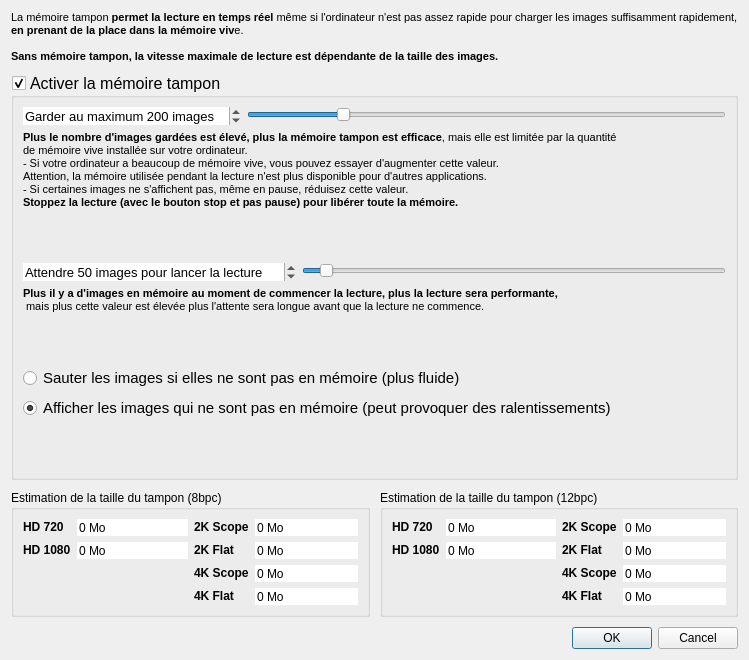
Above: src/params.ui from RxLaboratory/Dufrap before the change. Below: the same form after it.
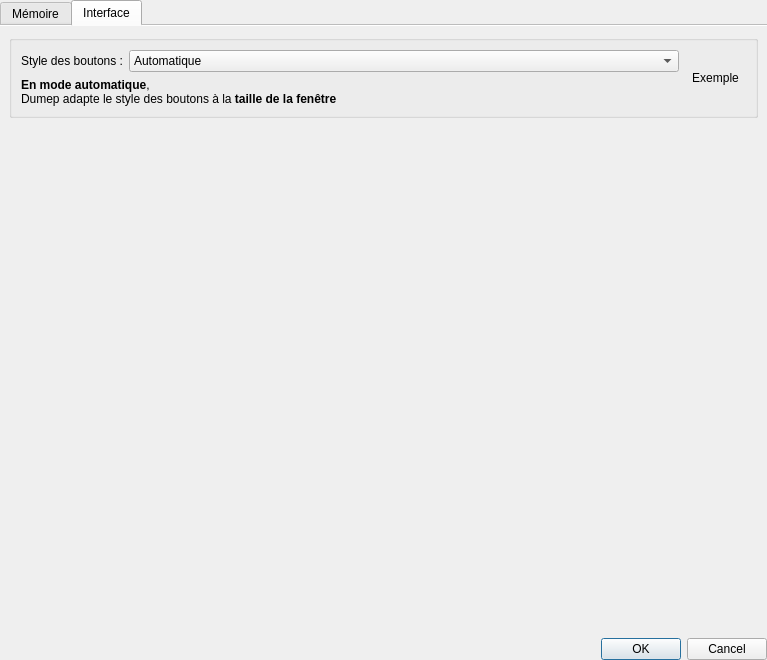
That is the form after the change. The open tabs and pages were chosen to show the change. Icons and pictures are not drawn.

Commit message: Preference to change buttons style #10

```diff
--- a/src/params.ui
+++ b/src/params.ui
@@ -6,7 +6,7 @@
    <rect>
     <x>0</x>
     <y>0</y>
-    <width>747</width>
+    <width>767</width>
     <height>660</height>
    </rect>
   </property>
@@ -19,8 +19,43 @@
   </property>
   <layout class="QVBoxLayout" name="verticalLayout_2">
    <property name="spacing">
-    <number>10</number>
+    <number>0</number>
    </property>
+   <property name="leftMargin">
+    <number>0</number>
+   </property>
+   <property name="topMargin">
+    <number>0</number>
+   </property>
+   <property name="rightMargin">
+    <number>0</number>
+   </property>
+   <property name="bottomMargin">
+    <number>0</number>
+   </property>
+   <item>
+    <widget class="QTabWidget" name="tabWidget">
+     <property name="currentIndex">
+      <number>0</number>
+     </property>
+     <property name="iconSize">
+      <size>
+       <width>32</width>
+       <height>32</height>
+      </size>
+     </property>
+     <property name="documentMode">
+      <bool>true</bool>
+     </property>
+     <widget class="QWidget" name="tab">
+      <attribute name="icon">
+       <iconset resource="ressources.qrc">
+        <normaloff>:/icones/memory</normaloff>:/icones/memory</iconset>
+      </attribute>
+      <attribute name="title">
+       <string>Mémoire</string>
+      </attribute>
+      <layout class="QVBoxLayout" name="verticalLayout_3">
    <item>
     <widget class="QLabel" name="label">
      <property name="text">
@@ -40,6 +75,8 @@
      <property name="font">
       <font>
        <pointsize>12</pointsize>
+           <weight>75</weight>
+           <bold>true</bold>
       </font>
      </property>
      <property name="title">
@@ -49,6 +86,9 @@
       <bool>true</bool>
      </property>
      <layout class="QVBoxLayout" name="verticalLayout">
+          <property name="spacing">
+           <number>0</number>
+          </property>
       <item>
        <layout class="QFormLayout" name="formLayout">
         <property name="fieldGrowthPolicy">
@@ -59,6 +99,8 @@
           <property name="font">
            <font>
             <pointsize>10</pointsize>
+                <weight>50</weight>
+                <bold>false</bold>
            </font>
           </property>
           <property name="frame">
@@ -149,6 +191,8 @@
           <property name="font">
            <font>
             <pointsize>10</pointsize>
+                <weight>50</weight>
+                <bold>false</bold>
            </font>
           </property>
           <property name="frame">
@@ -230,6 +274,8 @@
         <property name="font">
          <font>
           <pointsize>11</pointsize>
+              <weight>50</weight>
+              <bold>false</bold>
          </font>
         </property>
         <property name="text">
@@ -242,6 +288,8 @@
         <property name="font">
          <font>
           <pointsize>11</pointsize>
+              <weight>50</weight>
+              <bold>false</bold>
          </font>
         </property>
         <property name="text">
@@ -617,6 +665,123 @@
       </widget>
      </item>
     </layout>
+       </item>
+      </layout>
+     </widget>
+     <widget class="QWidget" name="tab_2">
+      <attribute name="icon">
+       <iconset resource="ressources.qrc">
+        <normaloff>:/icones/ui</normaloff>:/icones/ui</iconset>
+      </attribute>
+      <attribute name="title">
+       <string>Interface</string>
+      </attribute>
+      <layout class="QVBoxLayout" name="verticalLayout_5">
+       <item>
+        <widget class="QGroupBox" name="groupBox">
+         <property name="title">
+          <string/>
+         </property>
+         <property name="flat">
+          <bool>true</bool>
+         </property>
+         <layout class="QHBoxLayout" name="horizontalLayout_4">
+          <item>
+           <layout class="QVBoxLayout" name="verticalLayout_4">
+            <item>
+             <layout class="QFormLayout" name="formLayout_7">
+              <property name="fieldGrowthPolicy">
+               <enum>QFormLayout::AllNonFixedFieldsGrow</enum>
+              </property>
+              <item row="0" column="0">
+               <widget class="QLabel" name="label_16">
+                <property name="text">
+                 <string>Style des boutons :</string>
+                </property>
+               </widget>
+              </item>
+              <item row="0" column="1">
+               <widget class="QComboBox" name="comboBox">
+                <item>
+                 <property name="text">
+                  <string>Automatique</string>
+                 </property>
+                </item>
+                <item>
+                 <property name="text">
+                  <string>Icônes uniquement</string>
+                 </property>
+                </item>
+                <item>
+                 <property name="text">
+                  <string>Texte uniquement</string>
+                 </property>
+                </item>
+                <item>
+                 <property name="text">
+                  <string>Texte à côté des icônes</string>
+                 </property>
+                </item>
+                <item>
+                 <property name="text">
+                  <string>Texte sous les icônes</string>
+                 </property>
+                </item>
+               </widget>
+              </item>
+             </layout>
+            </item>
+            <item>
+             <widget class="QLabel" name="label_17">
+              <property name="text">
+               <string>&lt;html&gt;&lt;head/&gt;&lt;body&gt;&lt;p&gt;&lt;span style=&quot; font-weight:600;&quot;&gt;En mode automatique&lt;/span&gt;,&lt;br/&gt;Dumep adapte le style des boutons à la&lt;span style=&quot; font-weight:600;&quot;&gt; taille de la fenêtre&lt;/span&gt;&lt;/p&gt;&lt;/body&gt;&lt;/html&gt;</string>
+              </property>
+             </widget>
+            </item>
+           </layout>
+          </item>
+          <item>
+           <widget class="QToolButton" name="toolButton">
+            <property name="text">
+             <string>Exemple</string>
+            </property>
+            <property name="icon">
+             <iconset resource="ressources.qrc">
+              <normaloff>:/icones/dufrap</normaloff>:/icones/dufrap</iconset>
+            </property>
+            <property name="iconSize">
+             <size>
+              <width>32</width>
+              <height>32</height>
+             </size>
+            </property>
+            <property name="toolButtonStyle">
+             <enum>Qt::ToolButtonTextUnderIcon</enum>
+            </property>
+            <property name="autoRaise">
+             <bool>true</bool>
+            </property>
+           </widget>
+          </item>
+         </layout>
+        </widget>
+       </item>
+       <item>
+        <spacer name="verticalSpacer_4">
+         <property name="orientation">
+          <enum>Qt::Vertical</enum>
+         </property>
+         <property name="sizeHint" stdset="0">
+          <size>
+           <width>20</width>
+           <height>40</height>
+          </size>
+         </property>
+        </spacer>
+       </item>
+      </layout>
+     </widget>
+    </widget>
    </item>
    <item>
     <widget class="QDialogButtonBox" name="buttonBox">
```
Lines whose indentation alone changed are shown as unchanged. The commit also changes 13 other files.
